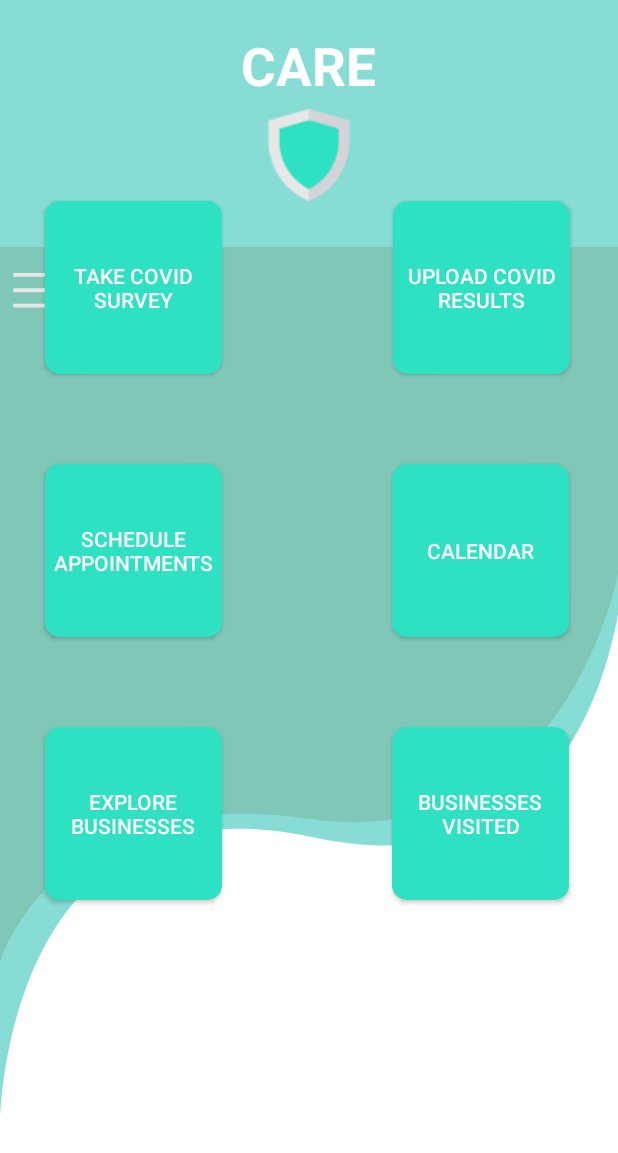
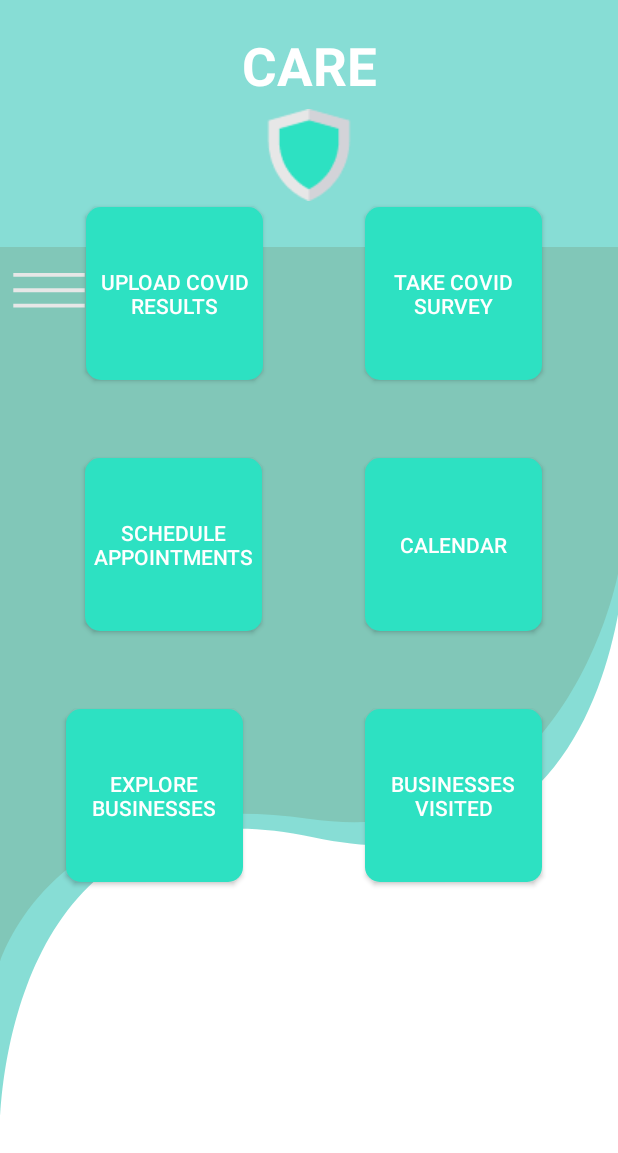
Before and after one commit to svarh/SWE-UT4, an Android app: the GuestHome screen opened directly, with no data from a screen before it, on a phone screen of 412 x 824 dp. Shown: the top 1153 px of the screen. Run offline under Robolectric (Android 15) with nearby library versions, the phone set to English and light mode, and no system bars.

```diff
--- a/app/src/main/res/layout/activity_guest_home.xml
+++ b/app/src/main/res/layout/activity_guest_home.xml
@@ -1,7 +1,8 @@
 <?xml version="1.0" encoding="utf-8"?>
-<RelativeLayout xmlns:android="http://schemas.android.com/apk/res/android"
+<androidx.constraintlayout.widget.ConstraintLayout xmlns:android="http://schemas.android.com/apk/res/android"
     xmlns:app="http://schemas.android.com/apk/res-auto"
     xmlns:tools="http://schemas.android.com/tools"
+    android:id="@+id/relativeLayout"
     android:layout_width="match_parent"
     android:layout_height="match_parent"
     android:background="@color/white"
@@ -10,151 +11,153 @@
     tools:context=".GuestHome">
 
 
-
     <View
         android:id="@+id/backgroundRectangle1"
         android:layout_width="match_parent"
         android:layout_height="match_parent"
-        android:layout_alignParentRight="true"
-        android:layout_alignParentBottom="true"
         android:layout_marginRight="-1dp"
         android:layout_marginBottom="72dp"
-        android:background="@drawable/rectangle1" />
+        android:background="@drawable/rectangle1"
+        app:layout_constraintBottom_toBottomOf="parent"
+        app:layout_constraintRight_toRightOf="parent" />
 
     <View
         android:id="@+id/backgroundRectangle2"
         android:layout_width="match_parent"
         android:layout_height="479dp"
-        android:layout_alignParentEnd="true"
-        android:layout_alignParentRight="true"
-        android:layout_alignParentBottom="true"
         android:layout_marginEnd="0dp"
         android:layout_marginRight="0dp"
         android:layout_marginBottom="180dp"
-        android:background="@drawable/rectangle2" />
+        android:background="@drawable/rectangle2"
+        app:layout_constraintBottom_toBottomOf="parent"
+        app:layout_constraintEnd_toEndOf="parent"
+        app:layout_constraintRight_toRightOf="parent" />
 
     <View
         android:id="@+id/guestLines"
         android:layout_width="56dp"
         android:layout_height="32dp"
-        android:layout_alignParentRight="true"
-        android:layout_alignParentBottom="true"
         android:layout_marginRight="351dp"
         android:layout_marginBottom="610dp"
         android:background="@drawable/lines"
-        android:clickable="true" />
+        android:clickable="true"
+        app:layout_constraintBottom_toBottomOf="parent"
+        app:layout_constraintRight_toRightOf="parent" />
 
     <TextView
         android:id="@+id/txtViewCARE"
         android:layout_width="wrap_content"
         android:layout_height="wrap_content"
-        android:layout_centerHorizontal="true"
         android:layout_marginTop="20dp"
         android:text="@string/app_name"
         android:textColor="@color/white"
         android:textSize="35sp"
-        android:textStyle="bold" />
+        android:textStyle="bold"
+        app:layout_constraintLeft_toLeftOf="parent"
+        app:layout_constraintRight_toRightOf="parent"
+        app:layout_constraintTop_toTopOf="parent" />
 
     <ImageView
         android:id="@+id/imgShield"
         android:layout_width="wrap_content"
         android:layout_height="wrap_content"
-        android:layout_below="@+id/txtViewCARE"
-        android:layout_centerHorizontal="true"
         android:layout_marginTop="5dp"
-        android:src="@drawable/shield" />
+        android:src="@drawable/shield"
+        app:layout_constraintLeft_toLeftOf="parent"
+        app:layout_constraintRight_toRightOf="parent"
+        app:layout_constraintTop_toBottomOf="@+id/txtViewCARE" />
 
     <Button
         android:id="@+id/btnTakeSurvey"
         android:layout_width="118dp"
         android:layout_height="115dp"
-        android:layout_below="@+id/imgShield"
-        android:layout_alignParentLeft="false"
-        android:layout_centerHorizontal="false"
         android:layout_marginLeft="30dp"
-        android:layout_marginTop="0dp"
+        android:layout_marginTop="4dp"
         android:background="@drawable/my_button"
         android:text="@string/covid_survey"
         android:textAlignment="center"
-        android:textColor="@color/white" />
+        android:textColor="@color/white"
+        app:layout_constraintHorizontal_bias="0.809"
+        app:layout_constraintLeft_toLeftOf="parent"
+        app:layout_constraintRight_toRightOf="parent"
+        app:layout_constraintTop_toBottomOf="@+id/imgShield" />
 
     <Button
         android:id="@+id/btnCovidResults"
         android:layout_width="118dp"
         android:layout_height="115dp"
-        android:layout_below="@+id/imgShield"
-        android:layout_alignRight="@+id/btnTakeSurvey"
-        android:layout_alignParentLeft="false"
-        android:layout_centerHorizontal="false"
         android:layout_marginLeft="25dp"
-        android:layout_marginTop="0dp"
+        android:layout_marginTop="4dp"
         android:layout_marginRight="-232dp"
         android:background="@drawable/my_button"
         android:text="@string/upload_covid_results"
         android:textAlignment="center"
-        android:textColor="@color/white" />
+        android:textColor="@color/white"
+        app:layout_constraintHorizontal_bias="0.064"
+        app:layout_constraintLeft_toLeftOf="parent"
+        app:layout_constraintRight_toRightOf="parent"
+        app:layout_constraintTop_toBottomOf="@+id/imgShield" />
 
     <Button
         android:id="@+id/btnScheduleAppts"
         android:layout_width="118dp"
         android:layout_height="115dp"
-        android:layout_below="@+id/btnTakeSurvey"
-        android:layout_alignParentLeft="false"
-        android:layout_centerHorizontal="false"
         android:layout_marginLeft="30dp"
-        android:layout_marginTop="60dp"
+        android:layout_marginTop="52dp"
         android:layout_marginRight="-231dp"
         android:background="@drawable/my_button"
         android:text="@string/schedule_appt"
         android:textAlignment="center"
-        android:textColor="@color/white" />
+        android:textColor="@color/white"
+        app:layout_constraintHorizontal_bias="0.054"
+        app:layout_constraintLeft_toLeftOf="parent"
+        app:layout_constraintRight_toRightOf="parent"
+        app:layout_constraintTop_toBottomOf="@+id/btnTakeSurvey" />
 
     <Button
         android:id="@+id/btnCalendar"
         android:layout_width="118dp"
         android:layout_height="115dp"
-        android:layout_below="@+id/btnCovidResults"
-        android:layout_alignRight="@+id/btnTakeSurvey"
-        android:layout_alignParentLeft="false"
-        android:layout_centerHorizontal="false"
         android:layout_marginLeft="30dp"
-        android:layout_marginTop="60dp"
-        android:layout_marginRight="-231dp"
+        android:layout_marginTop="52dp"
         android:background="@drawable/my_button"
         android:text="@string/calendar"
         android:textAlignment="center"
-        android:textColor="@color/white" />
+        android:textColor="@color/white"
+        app:layout_constraintHorizontal_bias="0.809"
+        app:layout_constraintLeft_toLeftOf="parent"
+        app:layout_constraintRight_toRightOf="parent"
+        app:layout_constraintTop_toBottomOf="@+id/btnCovidResults" />
 
     <Button
         android:id="@+id/btnExploreBusiness"
         android:layout_width="118dp"
         android:layout_height="115dp"
-        android:layout_below="@+id/btnScheduleAppts"
-        android:layout_alignParentLeft="false"
-        android:layout_centerHorizontal="false"
         android:layout_marginLeft="30dp"
-        android:layout_marginTop="60dp"
-        android:layout_marginRight="-231dp"
+        android:layout_marginTop="52dp"
         android:background="@drawable/my_button"
         android:text="@string/explore_business"
         android:textAlignment="center"
-        android:textColor="@color/white" />
+        android:textColor="@color/white"
+        app:layout_constraintHorizontal_bias="0.054"
+        app:layout_constraintLeft_toLeftOf="parent"
+        app:layout_constraintRight_toRightOf="parent"
+        app:layout_constraintTop_toBottomOf="@+id/btnScheduleAppts" />
 
     <Button
         android:id="@+id/btnBusinessVisited"
         android:layout_width="118dp"
         android:layout_height="115dp"
-        android:layout_below="@+id/btnCalendar"
-        android:layout_alignRight="@+id/btnExploreBusiness"
-        android:layout_alignParentLeft="false"
-        android:layout_centerHorizontal="false"
         android:layout_marginLeft="30dp"
-        android:layout_marginTop="60dp"
-        android:layout_marginRight="-231dp"
+        android:layout_marginTop="52dp"
         android:background="@drawable/my_button"
         android:text="@string/business_visited"
         android:textAlignment="center"
-        android:textColor="@color/white" />
+        android:textColor="@color/white"
+        app:layout_constraintHorizontal_bias="0.809"
+        app:layout_constraintLeft_toLeftOf="parent"
+        app:layout_constraintRight_toRightOf="parent"
+        app:layout_constraintTop_toBottomOf="@+id/btnCalendar" />
 
 
-</RelativeLayout>
+</androidx.constraintlayout.widget.ConstraintLayout>
```
